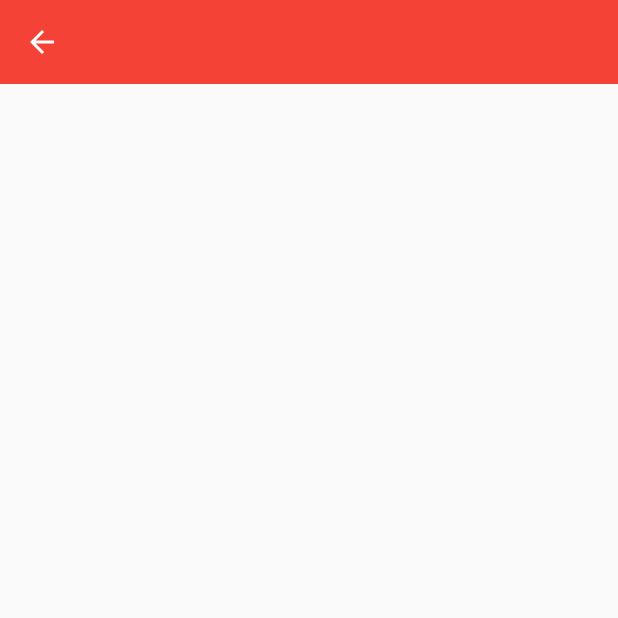
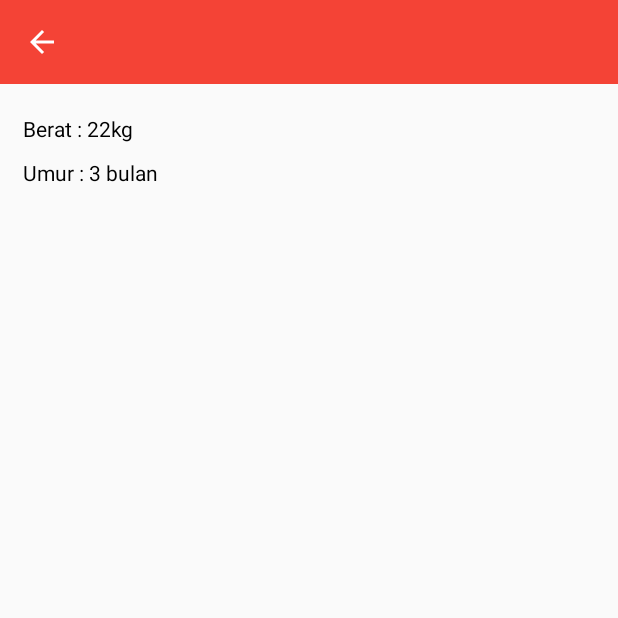
Before and after one commit to Dwe29/final-project-amcc, an Android app: the DescriptionAyamkampungActivity screen opened directly, with no data from a screen before it, on a phone screen of 412 x 824 dp, the top half of it. Run offline under Robolectric (Android 15) with nearby library versions, the phone set to English and light mode, and no system bars.

Commit message:
update -> description

```diff
--- a/app/src/main/res/layout/activity_description_ayamkampung.xml
+++ b/app/src/main/res/layout/activity_description_ayamkampung.xml
@@ -10,7 +10,27 @@
         android:id="@+id/toolbar"
         android:layout_width="match_parent"
         android:layout_height="wrap_content"
-        app:layout_constraintTop_toTopOf="parent"
-        android:background="@color/red"/>
+        android:background="@color/red"
+        app:layout_constraintTop_toTopOf="parent" />
+
+    <TextView
+        android:id="@+id/berat"
+        android:layout_width="match_parent"
+        android:layout_height="wrap_content"
+        app:layout_constraintTop_toBottomOf="@+id/toolbar"
+        android:layout_marginTop="20dp"
+        android:text="Berat : 22kg"
+        android:textColor="@color/black"
+        android:layout_marginStart="15dp"/>
+
+    <TextView
+        android:id="@+id/umur"
+        android:layout_width="match_parent"
+        android:layout_height="wrap_content"
+        app:layout_constraintTop_toBottomOf="@+id/berat"
+        android:layout_marginTop="10dp"
+        android:text="Umur : 3 bulan"
+        android:textColor="@color/black"
+        android:layout_marginStart="15dp"/>
 
 </androidx.constraintlayout.widget.ConstraintLayout>
```
Also changed, not shown: app/src/main/res/layout/activity_description_ayambroiler.xml (+22 -2 lines), app/src/main/res/layout/activity_description_ayamkub.xml (+22 -2 lines), app/src/main/res/layout/activity_description_ayampetelur.xml (+20 -0 lines).
